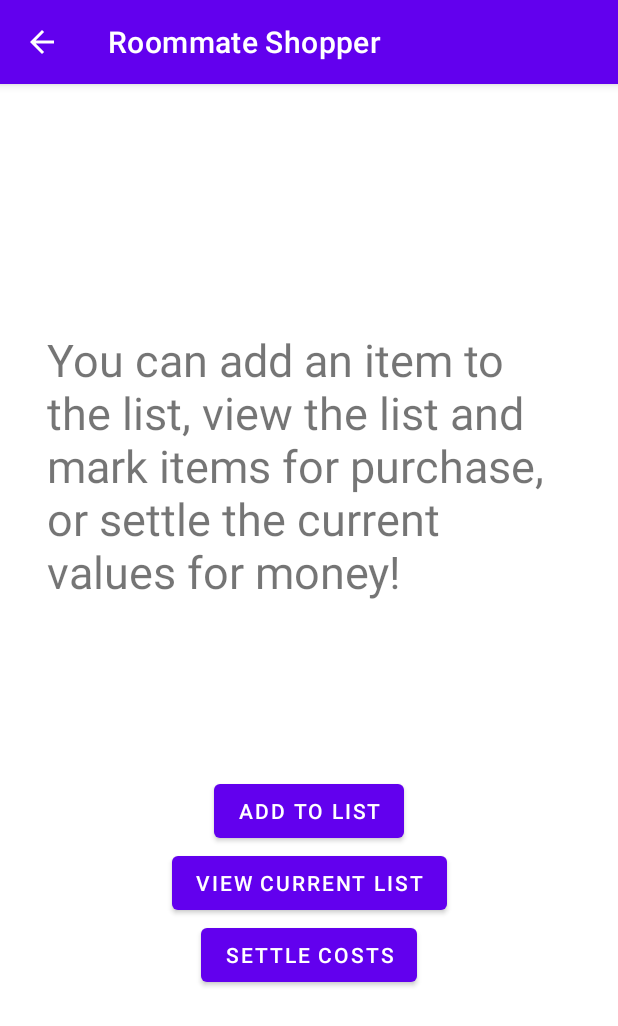
After one commit to tfh12349/RoommateShopper, an Android app: the ShoppingManagerActivity screen opened directly, with no data from a screen before it, on a phone screen of 412 x 824 dp. The commit adds this screen. Shown: the top 1026 px of the screen. Run offline under Robolectric (Android 15) with nearby library versions, the phone set to English and light mode, and no system bars.

Commit message:
Added button functionality for main page, as well as dialog fragment, recycler page and adapter, manager activity, and Item POJO.

```diff
--- a/app/build.gradle
+++ b/app/build.gradle
@@ -35,6 +35,7 @@ dependencies {
     implementation 'androidx.constraintlayout:constraintlayout:2.1.3'
     implementation platform('com.google.firebase:firebase-bom:29.3.0')
     implementation 'com.google.firebase:firebase-analytics'
+    implementation 'androidx.legacy:legacy-support-v4:1.0.0'
     testImplementation 'junit:junit:4.13.2'
     androidTestImplementation 'androidx.test.ext:junit:1.1.3'
     androidTestImplementation 'androidx.test.espresso:espresso-core:3.4.0'
--- a/app/src/main/java/edu/uga/cs/roommateshopper/MainActivity.java
+++ b/app/src/main/java/edu/uga/cs/roommateshopper/MainActivity.java
@@ -52,6 +52,8 @@ public class MainActivity extends AppCompatActivity {
         @Override
         public void onClick(View view){
             Log.d(TAG, "RegisterClickListener.onClick");
+            Intent intent = new Intent(view.getContext(), RegisterActivity.class);
+            view.getContext().startActivity(intent);
         }
     }
 }
--- /dev/null
+++ b/app/src/main/java/edu/uga/cs/roommateshopper/ShoppingManagerActivity.java
@@ -0,0 +1,14 @@
+package edu.uga.cs.roommateshopper;
+
+import androidx.appcompat.app.AppCompatActivity;
+
+import android.os.Bundle;
+
+public class ShoppingManagerActivity extends AppCompatActivity {
+
+    @Override
+    protected void onCreate(Bundle savedInstanceState) {
+        super.onCreate(savedInstanceState);
+        setContentView(R.layout.activity_shopping_manager);
+    }
+}
--- /dev/null
+++ b/app/src/main/res/layout/activity_shopping_manager.xml
@@ -0,0 +1,51 @@
+<?xml version="1.0" encoding="utf-8"?>
+<androidx.constraintlayout.widget.ConstraintLayout xmlns:android="http://schemas.android.com/apk/res/android"
+    xmlns:app="http://schemas.android.com/apk/res-auto"
+    xmlns:tools="http://schemas.android.com/tools"
+    android:layout_width="match_parent"
+    android:layout_height="match_parent"
+    tools:context=".ShoppingManagerActivity">
+
+    <TextView
+        android:id="@+id/textView2"
+        android:layout_width="350dp"
+        android:layout_height="197dp"
+        android:layout_marginBottom="100dp"
+        android:text="You can add an item to the list, view the list and mark items for purchase, or settle the current values for money!"
+        android:textSize="30sp"
+        app:layout_constraintBottom_toTopOf="@+id/addToList"
+        app:layout_constraintEnd_toEndOf="parent"
+        app:layout_constraintStart_toStartOf="parent"
+        app:layout_constraintTop_toTopOf="parent"
+        app:layout_constraintVertical_chainStyle="packed" />
+
+    <Button
+        android:id="@+id/addToList"
+        android:layout_width="wrap_content"
+        android:layout_height="wrap_content"
+        android:text="Add To List"
+        app:layout_constraintBottom_toTopOf="@+id/currentList"
+        app:layout_constraintEnd_toEndOf="parent"
+        app:layout_constraintStart_toStartOf="parent"
+        app:layout_constraintTop_toBottomOf="@+id/textView2" />
+
+    <Button
+        android:id="@+id/currentList"
+        android:layout_width="wrap_content"
+        android:layout_height="wrap_content"
+        android:text="View Current List"
+        app:layout_constraintBottom_toTopOf="@+id/settleCosts"
+        app:layout_constraintEnd_toEndOf="parent"
+        app:layout_constraintStart_toStartOf="parent"
+        app:layout_constraintTop_toBottomOf="@+id/addToList" />
+
+    <Button
+        android:id="@+id/settleCosts"
+        android:layout_width="wrap_content"
+        android:layout_height="wrap_content"
+        android:text="Settle Costs"
+        app:layout_constraintBottom_toBottomOf="parent"
+        app:layout_constraintEnd_toEndOf="parent"
+        app:layout_constraintStart_toStartOf="parent"
+        app:layout_constraintTop_toBottomOf="@+id/currentList" />
+</androidx.constraintlayout.widget.ConstraintLayout>
--- a/app/src/main/res/values/strings.xml
+++ b/app/src/main/res/values/strings.xml
@@ -1,3 +1,5 @@
 <resources>
     <string name="app_name">Roommate Shopper</string>
+    <!-- TODO: Remove or change this placeholder text -->
+    <string name="hello_blank_fragment">Hello blank fragment</string>
 </resources>
```
Also changed, not shown: app/src/main/AndroidManifest.xml (+10 -2 lines), app/src/main/java/edu/uga/cs/roommateshopper/AddItemDialogFragment.java (added, +61 -0 lines), app/src/main/java/edu/uga/cs/roommateshopper/Item.java (added, +44 -0 lines), app/src/main/java/edu/uga/cs/roommateshopper/ItemRecyclerAdapter.java (added, +47 -0 lines), app/src/main/java/edu/uga/cs/roommateshopper/ViewListActivity.java (added, +56 -0 lines), app/src/main/res/layout/activity_view_list.xml (added, +28 -0 lines), app/src/main/res/layout/add_item_dialog.xml (added, +47 -0 lines), app/src/main/res/layout/item.xml (added, +46 -0 lines).
